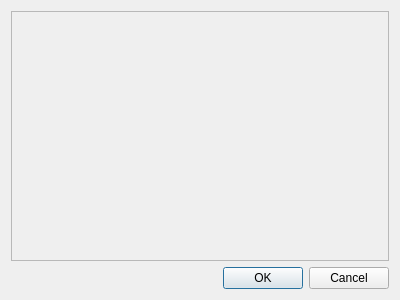
This is Interface/Charge/ignorechargesdialog.ui in TimeToStop/ElectroStaticFieldSimulator as Qt 5 draws it before an edit. The edited form follows.
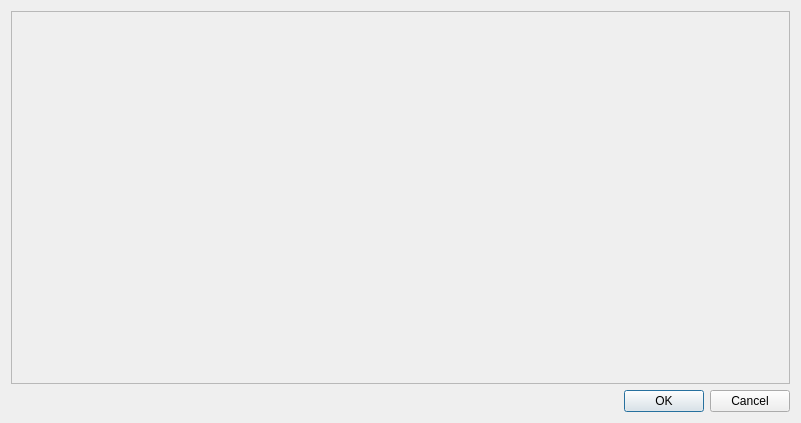
This is the edited form.

Patch:
```diff
--- a/Interface/Charge/ignorechargesdialog.ui
+++ b/Interface/Charge/ignorechargesdialog.ui
@@ -6,8 +6,8 @@
    <rect>
     <x>0</x>
     <y>0</y>
-    <width>400</width>
-    <height>300</height>
+    <width>801</width>
+    <height>423</height>
    </rect>
   </property>
   <property name="windowTitle">
@@ -26,8 +26,8 @@
          <rect>
           <x>0</x>
           <y>0</y>
-          <width>374</width>
-          <height>239</height>
+          <width>775</width>
+          <height>362</height>
          </rect>
         </property>
         <layout class="QVBoxLayout" name="verticalLayout_3">
```
